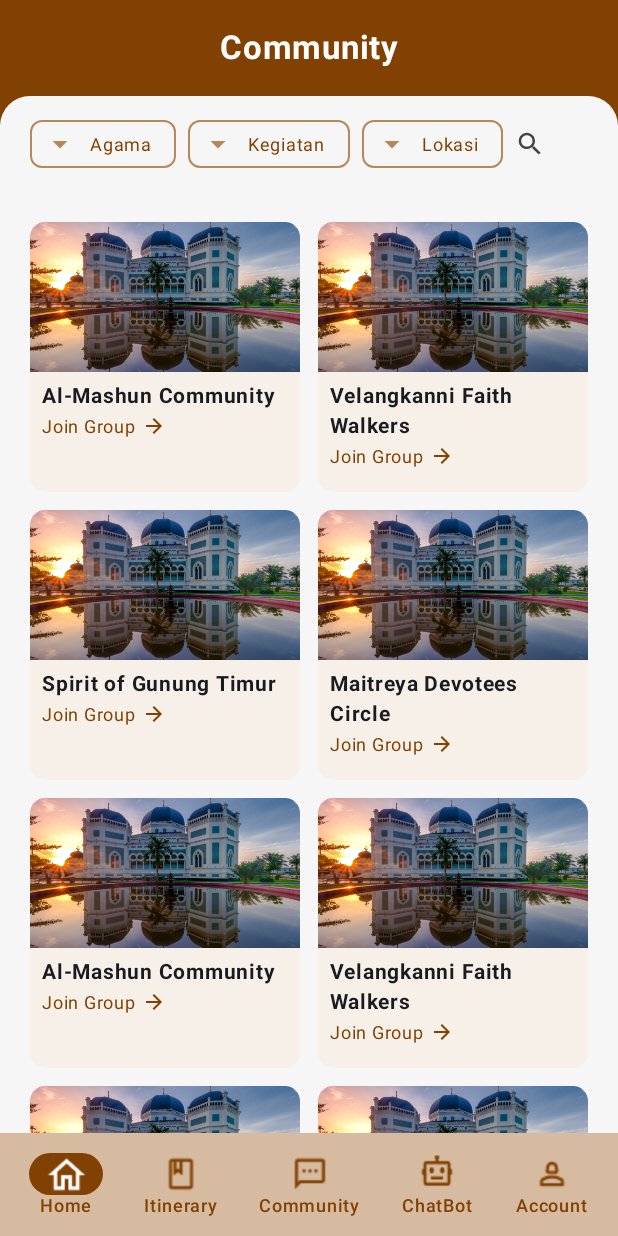
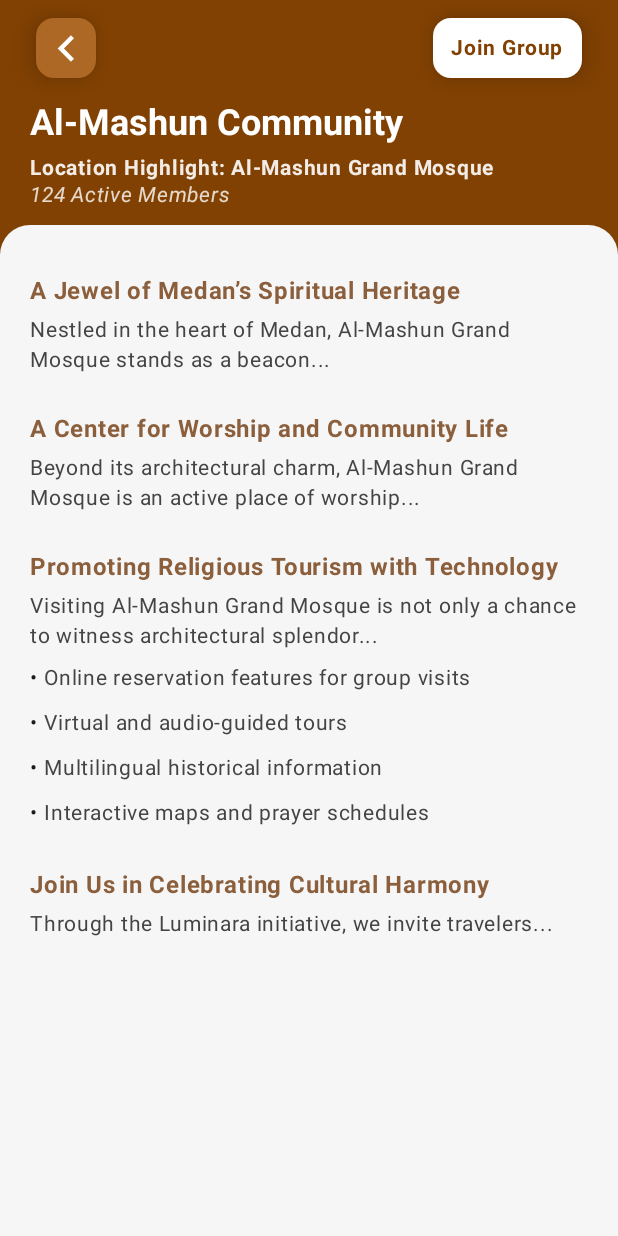
Before and after one commit to Limzen/Luminara-mobile, an Android app built with Jetpack Compose: the screen it shows after launch (MainActivity), on a phone screen of 412 x 824 dp. Run offline under Robolectric (Android 15) with nearby library versions, the phone set to English and light mode, and no system bars.

Commit message:
make community detail

```diff
--- a/app/src/main/java/com/example/luminara/MainActivity.kt
+++ b/app/src/main/java/com/example/luminara/MainActivity.kt
@@ -23,6 +23,7 @@
 import com.example.luminara.navigation.navigateToSingleTop
 import com.example.luminara.ui.components.BottomBar
 import com.example.luminara.ui.screen.PasswordManagerScreen
+import com.example.luminara.ui.screens.community.CommunityDetailScreen
 import com.example.luminara.ui.screens.community.CommunityScreen
 import com.example.luminara.ui.screens.home.GuideScreen
 import com.example.luminara.ui.screens.itinerary.CreateItinerary
@@ -47,7 +48,7 @@
         )
         setContent {
             LuminaraTheme {
-                CommunityScreen()
+                CommunityDetailScreen()
             }
         }
     }
--- /dev/null
+++ b/app/src/main/java/com/example/luminara/ui/screens/community/CommunityDetailScreen.kt
@@ -0,0 +1,185 @@
+package com.example.luminara.ui.screens.community
+
+import android.widget.Space
+import androidx.compose.foundation.background
+import androidx.compose.foundation.layout.Column
+import androidx.compose.foundation.layout.PaddingValues
+import androidx.compose.foundation.layout.Row
+import androidx.compose.foundation.layout.Spacer
+import androidx.compose.foundation.layout.WindowInsets
+import androidx.compose.foundation.layout.asPaddingValues
+import androidx.compose.foundation.layout.fillMaxSize
+import androidx.compose.foundation.layout.fillMaxWidth
+import androidx.compose.foundation.layout.height
+import androidx.compose.foundation.layout.navigationBars
+import androidx.compose.foundation.layout.padding
+import androidx.compose.foundation.rememberScrollState
+import androidx.compose.foundation.shape.RoundedCornerShape
+import androidx.compose.foundation.verticalScroll
+import androidx.compose.material3.Button
+import androidx.compose.material3.ButtonDefaults
+import androidx.compose.material3.ExperimentalMaterial3Api
+import androidx.compose.material3.MaterialTheme
+import androidx.compose.material3.Scaffold
+import androidx.compose.material3.Surface
+import androidx.compose.material3.Text
+import androidx.compose.material3.TopAppBar
+import androidx.compose.material3.TopAppBarDefaults
+import androidx.compose.runtime.Composable
+import androidx.compose.ui.Modifier
+import androidx.compose.ui.graphics.Color
+import androidx.compose.ui.text.font.FontStyle
+import androidx.compose.ui.text.font.FontWeight
+import androidx.compose.ui.unit.dp
+import androidx.compose.ui.unit.sp
+import androidx.navigation.compose.rememberNavController
+import com.example.luminara.ui.components.BackButton
+import com.example.luminara.ui.theme.BackgroundColor
+import com.example.luminara.ui.theme.Primary
+import com.example.luminara.utils.Dimensions
+
+@OptIn(ExperimentalMaterial3Api::class)
+@Composable
+fun CommunityDetailScreen(modifier: Modifier = Modifier) {
+    val navController = rememberNavController()
+    val navBarPadding = WindowInsets.navigationBars.asPaddingValues()
+
+    Scaffold(
+        topBar = {
+            TopAppBar(
+                title = {},
+                navigationIcon = {
+                    BackButton(
+                        onClick = {},
+                        modifier = Modifier.padding(start = Dimensions.OuterPadding)
+                    )
+                },
+                actions = {
+                    Button(
+                        modifier = Modifier.padding(end = Dimensions.OuterPadding),
+                        onClick = {  },
+                        colors = ButtonDefaults.buttonColors(
+                            containerColor = Color.White,
+                            contentColor = Primary
+                        ), // Removed extra comma and parenthesis
+                        elevation = ButtonDefaults.buttonElevation(
+                            defaultElevation = 10.dp,
+                            pressedElevation = 6.dp
+                        ),
+                        shape = RoundedCornerShape(12.dp),
+                        contentPadding = PaddingValues(vertical = 4.dp, horizontal = 12.dp)
+                    ) {
+                        Text(
+                            text = "Join Group",
+                            style = MaterialTheme.typography.titleSmall.copy(fontWeight = FontWeight.W700)
+                        )
+                    }
+                },
+                colors = TopAppBarDefaults.topAppBarColors(
+                    containerColor = Primary,
+                    navigationIconContentColor = Color.White,
+                ),
+            )
+        },
+    ) { innerPadding ->
+            Column(
+                modifier = Modifier
+                    .fillMaxSize()
+                    .background(color = Primary)
+                    .padding(
+                        PaddingValues(top = innerPadding.calculateTopPadding())
+                    )
+            ) {
+                Column(
+                    modifier = Modifier
+                        .fillMaxWidth()
+                        .padding(horizontal = Dimensions.OuterPadding)
+                        .padding(top = 4.dp, bottom = 12.dp)
+                ) {
+                    Text(
+                        "Al-Mashun Community",
+                        style = MaterialTheme.typography.headlineSmall.copy(fontWeight = FontWeight.Bold),
+                        color = Color.White
+                    )
+                    Spacer(Modifier.height(8.dp))
+                    Text(
+                        "Location Highlight: Al-Mashun Grand Mosque",
+                        style = MaterialTheme.typography.bodyMedium.copy(fontWeight = FontWeight.W700),
+                        color = Color.White.copy(alpha = 0.9f)
+                    )
+                    Spacer(Modifier.height(2.dp))
+                    Text(
+                        "124 Active Members",
+                        style = MaterialTheme.typography.bodyMedium,
+                        fontStyle = FontStyle.Italic,
+                        color = Color.White.copy(alpha = 0.8f),
+                    )
+                }
+                Surface(
+                    modifier = Modifier
+                        .fillMaxSize(),
+                    shape = RoundedCornerShape(topStart = 20.dp, topEnd = 20.dp),
+                    color = BackgroundColor
+                ) {
+                    Column(
+                        modifier = Modifier
+                            .padding(Dimensions.OuterPadding)
+                            .padding(navBarPadding)
+                            .verticalScroll(rememberScrollState())
+                    ) {
+                        Section(
+                            title = "A Jewel of Medan’s Spiritual Heritage",
+                            content = "Nestled in the heart of Medan, Al-Mashun Grand Mosque stands as a beacon..."
+                        )
+
+                        Section(
+                            title = "A Center for Worship and Community Life",
+                            content = "Beyond its architectural charm, Al-Mashun Grand Mosque is an active place of worship..."
+                        )
+
+                        Section(
+                            title = "Promoting Religious Tourism with Technology",
+                            content = "Visiting Al-Mashun Grand Mosque is not only a chance to witness architectural splendor...",
+                            bullets = listOf(
+                                "Online reservation features for group visits",
+                                "Virtual and audio-guided tours",
+                                "Multilingual historical information",
+                                "Interactive maps and prayer schedules"
+                            )
+                        )
+
+                        Section(
+                            title = "Join Us in Celebrating Cultural Harmony",
+                            content = "Through the Luminara initiative, we invite travelers..."
+                        )
+                    }
+                }
+                }
+            }
+
+        }
+
+@Composable
+fun Section(title: String, content: String, bullets: List<String>? = null) {
+    Column(modifier = Modifier.padding(vertical = 12.dp)) {
+        Text(
+            text = title,
+            fontWeight = FontWeight.Bold,
+            fontSize = 16.sp,
+            color = Color(0xFF8B5E3C)
+        )
+        Spacer(modifier = Modifier.height(4.dp))
+        Text(
+            text = content,
+            fontSize = 14.sp,
+            color = Color.DarkGray,
+            lineHeight = 20.sp
+        )
+        bullets?.forEach {
+            Row(modifier = Modifier.padding(top = 6.dp)) {
+                Text("• ", fontSize = 14.sp)
+                Text(it, fontSize = 14.sp, color = Color.DarkGray)
+            }
+        }
+    }
+}
--- a/app/src/main/java/com/example/luminara/ui/screens/community/CommunityScreen.kt
+++ b/app/src/main/java/com/example/luminara/ui/screens/community/CommunityScreen.kt
@@ -106,7 +106,8 @@
         ) }
     ) { innerPadding ->
         Column(
-            modifier = Modifier.fillMaxSize()
+            modifier = Modifier
+                .fillMaxSize()
                 .background(color = Primary)
                 .padding(innerPadding)
         ) {
@@ -181,7 +182,7 @@
                     verticalAlignment = Alignment.CenterVertically
                 ) {
                     Text(
-                        "Join Group",
+                        "View Group",
                         style = MaterialTheme.typography.bodySmall,
                         color = Primary
                     )
```
